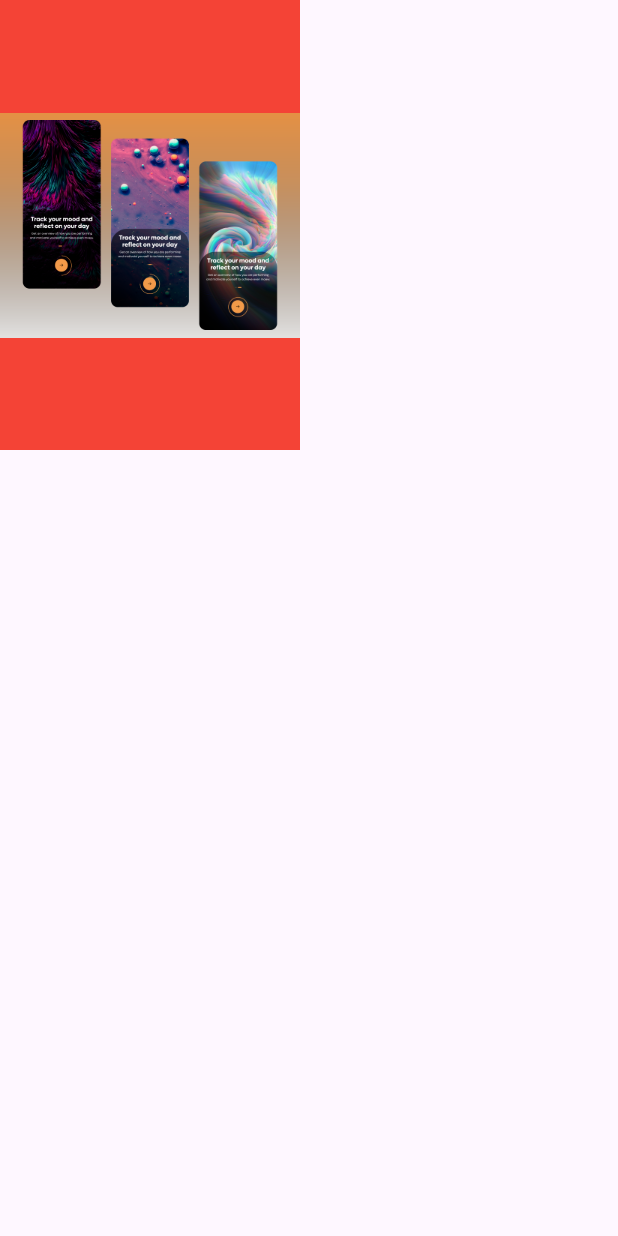
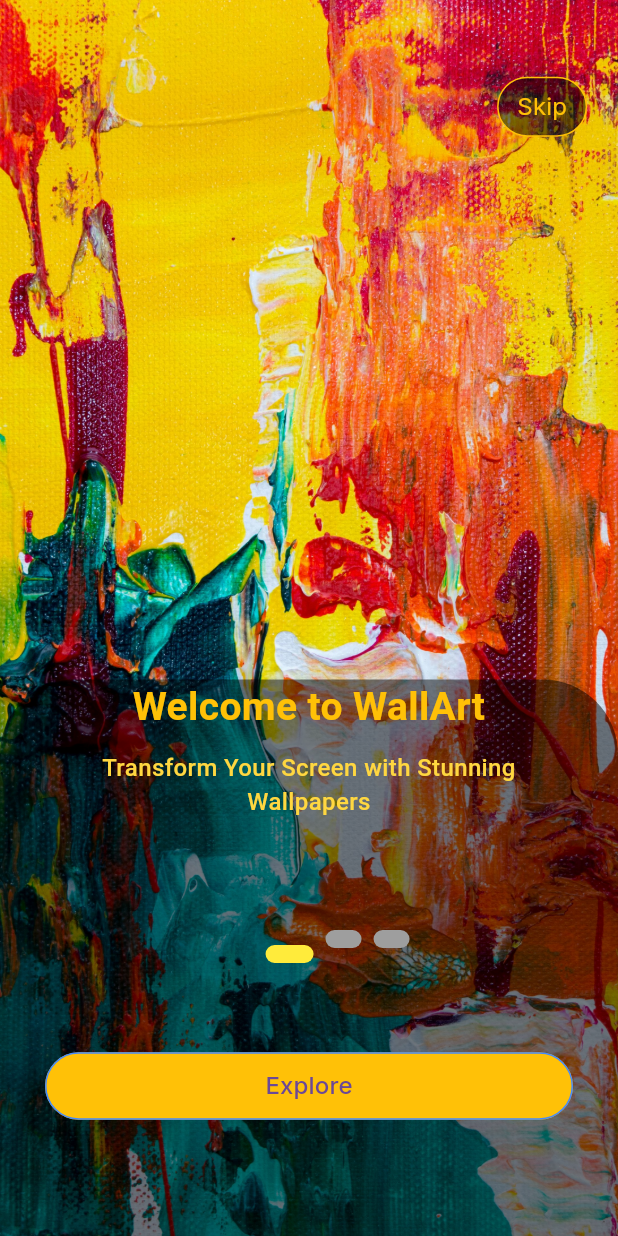
Before and after one commit to junaidCodes/wall_art_flutter_app, a Flutter app: the screen it shows after launch, on a phone screen of 412 x 824 dp. Run offline on Flutter 3.47's test engine with Material 3 defaults, Android fonts, the light colour scheme and no system bars; drawn by our look-alikes of smooth_page_indicator; our stand-ins replace google_fonts.

Commit message:
onboard screen added

```diff
--- /dev/null
+++ b/lib/core/view_models/onboard_slider_provider.dart
@@ -0,0 +1,15 @@
+import 'package:flutter/material.dart';
+
+class OnBoardSliderProvider with ChangeNotifier {
+  int currentIndex = 0;
+
+  void setCurrentIndex(int index) {
+    currentIndex = index;
+    notifyListeners();
+  }
+
+  void nextPage() {
+    currentIndex++;
+    notifyListeners();
+  }
+}
--- /dev/null
+++ b/lib/ex.dart
@@ -0,0 +1,24 @@
+import 'package:flutter/material.dart';
+import 'package:wall_art/utils/image_path.dart';
+
+class ExampleW extends StatefulWidget {
+  const ExampleW({super.key});
+
+  @override
+  State<ExampleW> createState() => _ExampleWState();
+}
+
+class _ExampleWState extends State<ExampleW> {
+  @override
+  Widget build(BuildContext context) {
+    return Scaffold(
+      body: Container(
+        height: MediaQuery.of(context).size.height,
+        child: Image.asset(
+          PathToImage.onBoard3,
+          fit: BoxFit.fitHeight,
+        ),
+      ),
+    );
+  }
+}
--- a/lib/main.dart
+++ b/lib/main.dart
@@ -1,8 +1,16 @@
 import 'package:flutter/material.dart';
-import 'package:wall_art/ui/views/splash_view/splash_view.dart';
+import 'package:provider/provider.dart';
+import 'package:wall_art/core/view_models/onboard_slider_provider.dart';
+import 'package:wall_art/routes/route_names.dart';
+import 'package:wall_art/routes/routes.dart';
 
 void main() {
-  runApp(const MyApp());
+  runApp(
+    ChangeNotifierProvider(
+      create: (_) => OnBoardSliderProvider(),
+      child: MyApp(),
+    ),
+  );
 }
 
 class MyApp extends StatelessWidget {
@@ -11,14 +19,10 @@ class MyApp extends StatelessWidget {
   // This widget is the root of your application.
   @override
   Widget build(BuildContext context) {
-    return MaterialApp(
-      title: 'Flutter Demo',
-      theme: ThemeData(
-
-        colorScheme: ColorScheme.fromSeed(seedColor: Colors.deepPurple),
-        useMaterial3: true,
-      ),
-      home: SplashView()
+    return const MaterialApp(
+      initialRoute: RouteName.onBoardSlider,
+      onGenerateRoute: AppRoutes.generateRoutes,
+      debugShowCheckedModeBanner: false,
     );
   }
 }
--- /dev/null
+++ b/lib/routes/route_names.dart
@@ -0,0 +1,5 @@
+class RouteName {
+  static const splashView = "/SplashView";
+  static const onBoardSlider = "/OnBoardSlider";
+  static const exampleW = "/ExampleW";
+}
--- /dev/null
+++ b/lib/routes/routes.dart
@@ -0,0 +1,36 @@
+import 'package:flutter/material.dart';
+import 'package:wall_art/ex.dart';
+import 'package:wall_art/routes/route_names.dart';
+import 'package:wall_art/ui/views/OnBoarding/Common/onboard_slider.dart';
+
+import '../ui/views/on_boarding/splash_view.dart';
+
+class AppRoutes {
+  static Route<dynamic> generateRoutes(RouteSettings settings) {
+    switch (settings.name) {
+      case RouteName.splashView:
+        {
+          return MaterialPageRoute(
+              builder: (context) => const OnBoardingView());
+        }
+      case RouteName.onBoardSlider:
+        {
+          return MaterialPageRoute(builder: (context) => const OnBoardSlider());
+        }
+      case RouteName.exampleW:
+        {
+          return MaterialPageRoute(builder: (context) => const ExampleW());
+        }
+
+      default:
+        {
+          return MaterialPageRoute(
+              builder: ((context) => const Scaffold(
+                    body: Center(
+                      child: Text("No Route"),
+                    ),
+                  )));
+        }
+    }
+  }
+}
--- /dev/null
+++ b/lib/ui/views/OnBoarding/Common/on_boarding.dart
@@ -0,0 +1,112 @@
+import 'package:flutter/material.dart';
+import 'package:wall_art/utils/app_colors.dart';
+import 'package:wall_art/utils/image_path.dart';
+
+// ignore: must_be_immutable
+class OnBoarding extends StatefulWidget {
+  String path;
+  String title;
+  String subtitle;
+  OnBoarding(
+      {super.key,
+      required this.path,
+      required this.title,
+      required this.subtitle});
+
+  @override
+  State<OnBoarding> createState() => _OnBoardingState();
+}
+
+class _OnBoardingState extends State<OnBoarding> {
+  @override
+  Widget build(BuildContext context) {
+    return Scaffold(
+        body: Container(
+      decoration: BoxDecoration(
+          image: DecorationImage(
+              fit: BoxFit.fitHeight, image: AssetImage(widget.path))),
+      // height: 740,
+      child: Column(
+        children: [
+          SizedBox(
+            height: MediaQuery.of(context).size.height * 0.125,
+            // height: 95,
+          ),
+          // Center(
+          //   child: SizedBox(
+          //     child: Image.asset(
+          //       widget.path,
+          //       width: 300,
+          //       height: 200,
+          //       fit: BoxFit.contain,
+
+          //       // fit: BoxFit.contain,
+          //     ),
+          //   ),
+          // ),
+          // SizedBox(
+          //   // height: 40,
+          //   height: MediaQuery.of(context).size.height * 0.053,
+          // ),
+          const SizedBox(
+            height: 350,
+          ),
+          Expanded(
+            child: Container(
+              decoration: BoxDecoration(
+                  color: Colors.transparent.withOpacity(0.5),
+                  borderRadius: const BorderRadius.only(
+                      topLeft: Radius.circular(50),
+                      topRight: Radius.circular(50))),
+              width: double.infinity,
+              child: Column(
+                children: [
+                  Expanded(
+                    child: Column(
+                      children: [
+                        Padding(
+                          padding: const EdgeInsets.symmetric(horizontal: 10),
+                          child: SizedBox(
+                            // width: 300,
+                            // height: 74,
+                            // color: Colors.amber,
+                            child: Text(
+                              widget.title,
+                              style: const TextStyle(
+                                  fontSize: 26,
+                                  fontWeight: FontWeight.w600,
+                                  color: Colors.amber),
+                              textAlign: TextAlign.center,
+                            ),
+                          ),
+                        ),
+                        const SizedBox(
+                          height: 10,
+                        ),
+                        Expanded(
+                          child: SizedBox(
+                            // height: 50,
+                            width: 300,
+                            child: Text(
+                              widget.subtitle,
+                              style: const TextStyle(
+                                fontSize: 16,
+                                fontWeight: FontWeight.w500,
+                                color: Colors.amberAccent,
+                              ),
+                              textAlign: TextAlign.center,
+                            ),
+                          ),
+                        ),
+                      ],
+                    ),
+                  ),
+                ],
+              ),
+            ),
+          ),
+        ],
+      ),
+    ));
+  }
+}
--- /dev/null
+++ b/lib/ui/views/OnBoarding/Common/onboard_slider.dart
@@ -0,0 +1,135 @@
+import 'dart:developer';
+
+import 'package:flutter/services.dart';
+import 'package:flutter/material.dart';
+import 'package:google_fonts/google_fonts.dart';
+import 'package:provider/provider.dart';
+import 'package:smooth_page_indicator/smooth_page_indicator.dart';
+import 'package:wall_art/core/view_models/onboard_slider_provider.dart';
+import 'package:wall_art/ui/views/OnBoarding/Common/text_button.dart';
+import 'package:wall_art/ui/views/OnBoarding/onboarding_1.dart';
+import 'package:wall_art/ui/views/OnBoarding/onboarding_2.dart';
+import 'package:wall_art/ui/views/OnBoarding/onboarding_3.dart';
+import 'package:wall_art/utils/app_colors.dart';
+import 'package:wall_art/utils/button.dart';
+
+class OnBoardSlider extends StatefulWidget {
+  const OnBoardSlider({super.key});
+
+  @override
+  State<OnBoardSlider> createState() => _OnBoardSliderState();
+}
+
+class _OnBoardSliderState extends State<OnBoardSlider> {
+  final controllerx = PageController();
+  List onBoardList = [OnBoarding1View(), OnBoarding2View(), OnBoarding3View()];
+
+  @override
+  Widget build(BuildContext context) {
+    final provider = Provider.of<OnBoardSliderProvider>(context, listen: true);
+    log("building");
+    double h = MediaQuery.of(context).size.height;
+    double w = MediaQuery.of(context).size.width;
+
+    return Scaffold(
+      body: AnnotatedRegion(
+        value: const SystemUiOverlayStyle(
+            statusBarColor: Colors.transparent,
+            statusBarIconBrightness: Brightness.dark),
+        child: SizedBox(
+          child: Stack(
+            children: [
+              SizedBox(
+                height: h,
+                child: PageView(
+                  physics: const AlwaysScrollableScrollPhysics(),
+                  scrollBehavior: const ScrollBehavior(),
+                  controller: controllerx,
+                  children: [
+                    ...List.generate(3, (index) => onBoardList[index]),
+                  ],
+                  onPageChanged: (value) {
+                    // setState(() {
+                    //   currentIndex = value;
+                    // });
+                    provider.setCurrentIndex(value);
+                  },
+                ),
+              ),
+              Align(
+                alignment: Alignment.topRight,
+                child: Padding(
+                  padding: EdgeInsets.only(right: h * 0.025, top: h * 0.062),
+                  child: SizedBox(
+                      height: 40,
+                      width: 60,
+                      child: Container(
+                        decoration: BoxDecoration(
+                            color: Colors.transparent.withOpacity(0.5),
+                            borderRadius: BorderRadius.circular(30),
+                            border: Border.all(color: Colors.amber)),
+                        child: TexttButton(
+                            googleFonts: GoogleFonts.inter(
+                                fontSize: 16,
+                                fontWeight: FontWeight.w400,
+                                color: Colors.amber),
+                            text: "Skip",
+                            onPressed: () {
+                              // Navigator.pushNamedAndRemoveUntil(context,
+                              //     RouteName.signInView, (route) => false);
+                            }),
+                      )),
+                ),
+              ),
+              Padding(
+                padding: const EdgeInsets.only(top: 700, left: 30, right: 30),
+                child: PrimaryButton(
+                    text: provider.currentIndex == 0
+                        ? "Explore"
+                        : provider.currentIndex == 1
+                            ? "Explore More"
+                            : "Let's Start",
+                    onPressed: () {
+                      if (provider.currentIndex < onBoardList.length - 1) {
+                        provider.nextPage();
+                        controllerx.animateToPage(provider.currentIndex,
+                            duration: const Duration(seconds: 2),
+                            curve: Curves.ease);
+                      } else if (provider.currentIndex == 2) {
+                        // Navigator.pushNamedAndRemoveUntil(
+                        //     context, RouteName.signInView, (route) => false);
+                        // provider.setCurrentIndex(0);
+                      }
+                    }),
+              ),
+              Positioned(
+                top: 620,
+                left: w * 0.42,
+                child: SmoothPageIndicator(
+                  controller: controllerx,
+                  count: 3,
+                  effect: CustomizableEffect(
+                    dotDecoration: DotDecoration(
+                      width: 24,
+                      height: 12,
+                      color: Colors.grey,
+                      borderRadius: BorderRadius.circular(16),
+                    ),
+                    activeDotDecoration: DotDecoration(
+                      width: 32,
+                      height: 12,
+                      color: Colors.yellow,
+                      rotationAngle: 180,
+                      verticalOffset: -10,
+                      borderRadius: BorderRadius.circular(24),
+                    ),
+                  ),
+                ),
+              ),
+            ],
+          ),
+        ),
+      ),
+    );
+  }
+}
--- /dev/null
+++ b/lib/ui/views/OnBoarding/Common/text_button.dart
@@ -0,0 +1,32 @@
+// ignore_for_file: unused_import, must_be_immutable
+
+import 'package:flutter/material.dart';
+import 'package:google_fonts/google_fonts.dart';
+
+class TexttButton extends StatelessWidget {
+  TextStyle googleFonts;
+  VoidCallback onPressed;
+  double paddings;
+  String text;
+  TexttButton(
+      {super.key,
+      required this.googleFonts,
+      required this.text,
+      required this.onPressed,
+      this.paddings = 0.0});
+
+  @override
+  Widget build(BuildContext context) {
+    return TextButton(
+        style: TextButton.styleFrom(padding: EdgeInsets.all(paddings)),
+        onPressed: onPressed,
+        child: Text(text, style: googleFonts
+
+            //
+            // GoogleFonts.inter(
+            //     fontSize: 14,
+            //     fontWeight: FontWeight.w500,
+            //     color: AppColors.primaryColor),
+            ));
+  }
+}
--- /dev/null
+++ b/lib/ui/views/OnBoarding/onboarding_1.dart
@@ -0,0 +1,17 @@
+import 'package:flutter/material.dart';
+import 'package:wall_art/ui/views/OnBoarding/Common/on_boarding.dart';
+import 'package:wall_art/utils/image_path.dart';
+
+// ignore: must_be_immutable
+class OnBoarding1View extends StatelessWidget {
+  String title = "Welcome to WallArt";
+
+  String subtitle = "Transform Your Screen with Stunning Wallpapers";
+
+  String imgPath = PathToImage.onBoard1;
+
+  @override
+  Widget build(BuildContext context) {
+    return OnBoarding(path: imgPath, title: title, subtitle: subtitle);
+  }
+}
--- /dev/null
+++ b/lib/ui/views/OnBoarding/onboarding_2.dart
@@ -0,0 +1,17 @@
+import 'package:flutter/material.dart';
+import 'package:wall_art/ui/views/OnBoarding/Common/on_boarding.dart';
+import 'package:wall_art/utils/image_path.dart';
+
+// ignore: must_be_immutable
+class OnBoarding2View extends StatelessWidget {
+  String title = "Discover Your Perfect Wallpaper";
+
+  String subtitle = "Thousands of Designs at Your Fingertips.";
+
+  String imgPath = PathToImage.onBoard2;
+
+  @override
+  Widget build(BuildContext context) {
+    return OnBoarding(path: imgPath, title: title, subtitle: subtitle);
+  }
+}
--- /dev/null
+++ b/lib/ui/views/OnBoarding/onboarding_3.dart
@@ -0,0 +1,19 @@
+// ignore_for_file: use_key_in_widget_constructors
+
+import 'package:flutter/material.dart';
+import 'package:wall_art/ui/views/OnBoarding/Common/on_boarding.dart';
+import 'package:wall_art/utils/image_path.dart';
+
+// ignore: must_be_immutable
+class OnBoarding3View extends StatelessWidget {
+  String title = "Elevate Your Display";
+
+  String subtitle = "Curate Your Home Screen with Art and Style";
+
+  String imgPath = PathToImage.onBoard3;
+
+  @override
+  Widget build(BuildContext context) {
+    return OnBoarding(path: imgPath, title: title, subtitle: subtitle);
+  }
+}
--- /dev/null
+++ b/lib/ui/views/on_boarding/splash_view.dart
@@ -0,0 +1,24 @@
+import 'package:flutter/material.dart';
+
+import '../../../utils/image_path.dart';
+
+class OnBoardingView extends StatefulWidget {
+  const OnBoardingView({super.key});
+
+  @override
+  State<OnBoardingView> createState() => _OnBoardingViewState();
+}
+
+class _OnBoardingViewState extends State<OnBoardingView> {
+  @override
+  Widget build(BuildContext context) {
+    return Scaffold(
+      body: Container(
+        color: Colors.red,
+        height: 300,
+        width: 250,
+        child: Image.asset(PathToImage.onBoard2),
+      ),
+    );
+  }
+}
--- a/lib/ui/views/splash_view/splash_view.dart
+++ /dev/null
@@ -1,23 +0,0 @@
-import 'package:flutter/material.dart';
-
-class SplashView extends StatefulWidget {
-  const SplashView({super.key});
-
-  @override
-  State<SplashView> createState() => _SplashViewState();
-}
-
-class _SplashViewState extends State<SplashView> {
-  @override
-  Widget build(BuildContext context) {
-    return Scaffold(
-
-      body:  Container(color: Colors.red, height: 300,
-        width: 200,
-        child: Image.asset("assets/splash.png"),
-      ),
-
-
-    );
-  }
-}
--- /dev/null
+++ b/lib/utils/app_colors.dart
@@ -0,0 +1,14 @@
+import 'package:flutter/material.dart';
+
+class AppColors {
+  static const Color primaryColor = Color(0xFF6B4897);
+
+  // static const Color secondaryColorr = Color(0xff282828);
+  static const Color lightGrey = Color(0xff7F7F7F);
+  static const Color darkGrey = Color(0xff6C6C6C);
+
+  static const Color txtColor = Color(0xff7F7F7F);
+
+  static const Color secondaryColor = Color(0xff282828);
+  static Color borderColor = Color(0xff7f7f7f).withOpacity(0.5);
+}
--- /dev/null
+++ b/lib/utils/button.dart
@@ -0,0 +1,58 @@
+import 'package:flutter/material.dart';
+import 'package:google_fonts/google_fonts.dart';
+import 'package:wall_art/utils/app_colors.dart';
+
+// ignore: must_be_immutable
+class PrimaryButton extends StatelessWidget {
+  String text;
+
+  VoidCallback onPressed;
+  double height;
+  double width;
+  Color buttonColor;
+  Color textColor;
+  double fontSize;
+  bool loading;
+
+  PrimaryButton({
+    super.key,
+    required this.text,
+    required this.onPressed,
+    this.height = 45,
+    this.width = double.infinity, //370,
+    this.buttonColor = Colors.amber,
+    this.textColor = AppColors.primaryColor,
+    this.fontSize = 16.0,
+    this.loading = false,
+  });
+
+  @override
+  Widget build(BuildContext context) {
+    return MaterialButton(
+        highlightElevation: 0,
+        elevation: 0,
+        focusElevation: 0,
+        shape: RoundedRectangleBorder(
+            borderRadius: BorderRadius.circular(25.5),
+            side: const BorderSide(color: Colors.blueAccent)),
+        height: height,
+        minWidth: width,
+        color: buttonColor,
+        // splashColor: AppColors.lightGrey,s
+        // highlightColor: Colors.red,
+        hoverColor: const Color.fromARGB(255, 46, 41, 27),
+        onPressed: onPressed,
+        child: loading
+            ? const CircularProgressIndicator(
+                strokeWidth: 3,
+                color: Colors.white,
+              )
+            : Text(
+                text,
+                style: GoogleFonts.inter(
+                    fontSize: fontSize,
+                    fontWeight: FontWeight.w500,
+                    color: textColor),
+              ));
+  }
+}
--- /dev/null
+++ b/lib/utils/image_path.dart
@@ -0,0 +1,8 @@
+class PathToImage {
+  static const String splash = 'assets/splash.png';
+  static const String onBoard1 = 'assets/jpg/onBoard1.jpg';
+  static const String onBoard2 = 'assets/jpg/onBoard2.jpg';
+  static const String onBoard3 = 'assets/jpg/onBoard3.jpg';
+
+// Add more image paths here as needed
+}
--- a/pubspec.yaml
+++ b/pubspec.yaml
@@ -36,6 +36,9 @@ dependencies:
   # Use with the CupertinoIcons class for iOS style icons.
   cupertino_icons: ^1.0.6
   flutter_native_splash: ^2.4.0
+  provider: ^6.1.2
+  google_fonts: ^6.2.1
+  smooth_page_indicator: ^1.1.0
 
 flutter_native_splash:
   android: true
@@ -71,7 +74,8 @@ flutter:
   # To add assets to your application, add an assets section, like this:
   assets:
      - assets/
-#     - images/a_dot_ham.jpeg
+     - assets/jpg/
+
 
   # An image asset can refer to one or more resolution-specific "variants", see
   # https://flutter.dev/assets-and-images/#resolution-aware
```
Also changed, not shown: assets/jpg/onBoard1.jpg (added), assets/jpg/onBoard2.jpg (added), assets/jpg/onBoard3.jpg (added), pubspec.lock, 1 other file.
